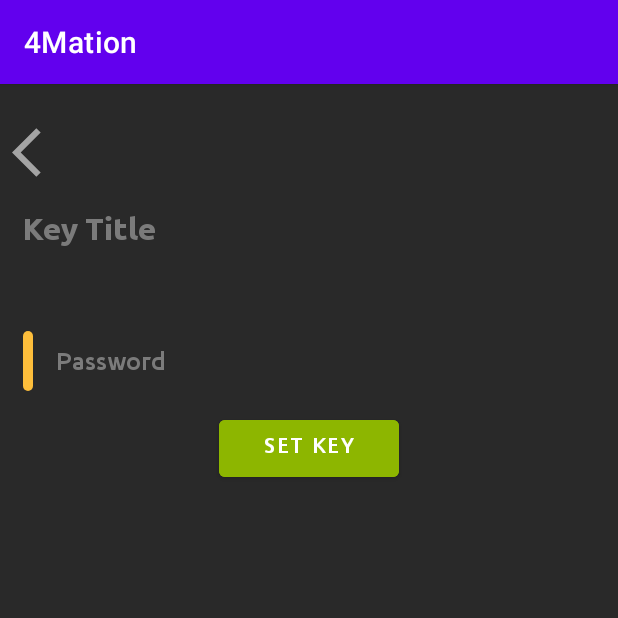
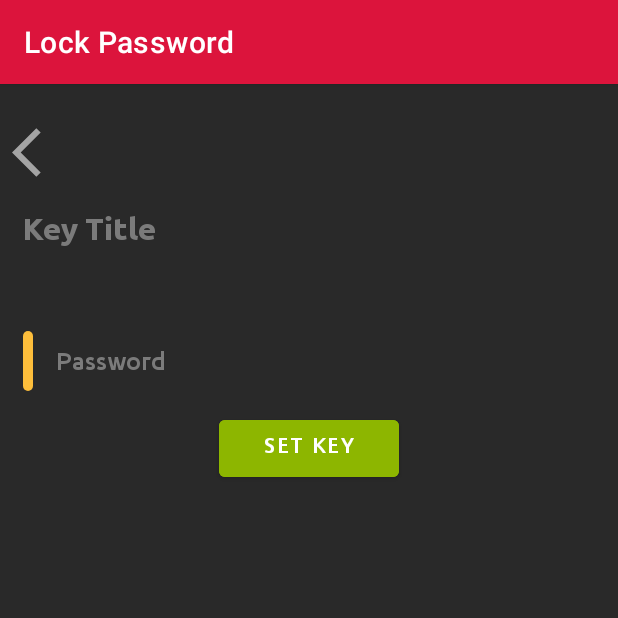
Before and after one commit to SupunGurusinghe/MAD_Group_Project, an Android app: the LockReset screen opened directly, with no data from a screen before it, on a phone screen of 412 x 824 dp, the top half of it. Run offline under Robolectric (Android 15) with nearby library versions, the phone set to English and light mode, and no system bars; our stand-ins replace sdp/ssp sizes.

Commit message:
Change Action Bar

```diff
--- a/app/src/main/AndroidManifest.xml
+++ b/app/src/main/AndroidManifest.xml
@@ -26,10 +26,12 @@
             android:exported="true" />
         <activity
             android:name=".activities.Home"
-            android:exported="true" />
+            android:exported="true"
+            android:theme="@style/Theme.AppCompat.DayNight.NoActionBar"/>
         <activity
             android:name=".activities.MainActivity"
-            android:exported="true">
+            android:exported="true"
+            android:theme="@style/Theme.AppCompat.DayNight.NoActionBar">
             <intent-filter>
                 <action android:name="android.intent.action.MAIN" />
 
--- a/app/src/main/java/com/example/a4mation/activities/LockReset.java
+++ b/app/src/main/java/com/example/a4mation/activities/LockReset.java
@@ -1,10 +1,16 @@
 package com.example.a4mation.activities;
 
+import androidx.appcompat.app.ActionBar;
 import androidx.appcompat.app.AppCompatActivity;
 
 import android.content.Intent;
+import android.graphics.Color;
+import android.graphics.drawable.ColorDrawable;
+import android.os.Build;
 import android.os.Bundle;
 import android.view.View;
+import android.view.Window;
+import android.view.WindowManager;
 import android.widget.Button;
 import android.widget.ImageView;
 
@@ -19,6 +25,32 @@ public class LockReset extends AppCompatActivity {
     protected void onCreate(Bundle savedInstanceState) {
         super.onCreate(savedInstanceState);
         setContentView(R.layout.activity_lock_reset);
+
+
+        // Define ActionBar object
+        ActionBar actionBar;
+        actionBar = getSupportActionBar();
+
+        // Define ColorDrawable object and parse color
+        // using parseColor method
+        // with color hash code as its parameter
+        ColorDrawable colorDrawable
+                = new ColorDrawable(Color.parseColor("#DC143C"));
+
+        // Set BackgroundDrawable
+        actionBar.setBackgroundDrawable(colorDrawable);
+
+        // Change Toolbar text
+        getSupportActionBar().setTitle("Lock Password");
+        // getSupportActionBar().setSubtitle("Main");
+
+        // Change the color of status bar
+        if (Build.VERSION.SDK_INT >= 21) {
+            Window window = this.getWindow();
+            window.addFlags(WindowManager.LayoutParams.FLAG_DRAWS_SYSTEM_BAR_BACKGROUNDS);
+            window.clearFlags(WindowManager.LayoutParams.FLAG_TRANSLUCENT_STATUS);
+            window.setStatusBarColor(this.getResources().getColor(R.color.colorStatusBar));
+        }
 
 
         //come back
--- a/app/src/main/res/values/colors.xml
+++ b/app/src/main/res/values/colors.xml
@@ -35,4 +35,5 @@
     <color name="colorbox2">#ED9121</color>
     <color name="colorbox3">#01796F</color>
     <color name="colorbox4">#D21F3C</color>
+    <color name="colorStatusBar">#DC143C</color>
 </resources>
```
Also changed, not shown: app/src/main/java/com/example/a4mation/activities/LockMain.java (+35 -0 lines), app/src/main/java/com/example/a4mation/activities/LockOne.java (+29 -0 lines), app/src/main/java/com/example/a4mation/activities/LockThree.java (+31 -0 lines), app/src/main/java/com/example/a4mation/activities/LockTwo.java (+32 -0 lines).
